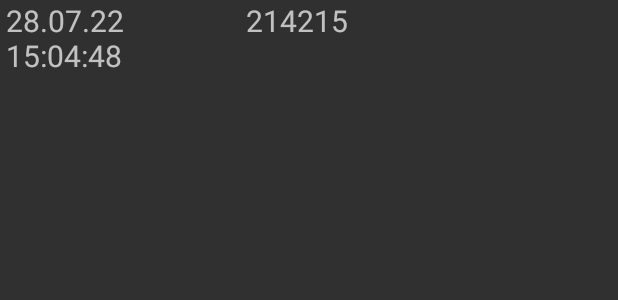
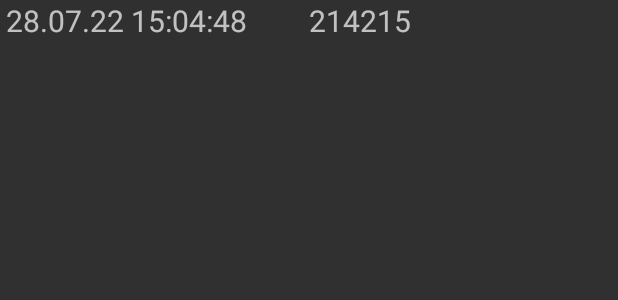
Before and after one commit to K2D2021/K2DBinarySearch, an Android app: the layout item_db_history.xml on its own in the app's theme, with its tools: preview values and no code run, on a phone screen of 412 x 824 dp. Shown: the top 300 px of the screen. Run offline under Robolectric (Android 15) with nearby library versions, the phone set to English and light mode, and no system bars.

Commit message:
Refactor fragment_game.xml for better displaying on all screen sizes.

```diff
--- a/app/src/main/res/layout/fragment_game.xml
+++ b/app/src/main/res/layout/fragment_game.xml
@@ -22,7 +22,8 @@
         <TextView
             android:id="@+id/guestextF"
             android:layout_width="match_parent"
-            android:layout_height="160dp"
+            android:layout_height="0dp"
+            android:layout_weight="1"
             android:fontFamily="@font/comfortaa_light"
             android:paddingHorizontal="3dp"
             android:textColor="@color/white"
@@ -103,8 +104,9 @@
         </LinearLayout>
 
         <FrameLayout
+            android:layout_weight="1"
             android:layout_width="match_parent"
-            android:layout_height="match_parent">
+            android:layout_height="0dp">
 
             <androidx.recyclerview.widget.RecyclerView
                 android:id="@+id/recyclerViewGameFragment"
--- a/app/src/main/res/layout/item_db_history.xml
+++ b/app/src/main/res/layout/item_db_history.xml
@@ -8,17 +8,20 @@
 
     <TextView
         android:id="@+id/dateTextView"
-        android:layout_width="160dp"
         android:layout_height="wrap_content"
         android:layout_marginStart="4dp"
+        android:layout_weight="1"
+        android:layout_width="0dp"
         android:textSize="20sp"
         tools:text="28.07.22 15:04:48" />
 
     <TextView
         android:id="@+id/descriptionTextView"
-        android:layout_width="wrap_content"
         android:layout_height="wrap_content"
+        android:layout_marginEnd="4dp"
+        android:layout_marginBottom="2dp"
+        android:layout_weight="1"
+        android:layout_width="0dp"
         android:textSize="20sp"
-        android:layout_marginBottom = "2dp"
         tools:text="214215 " />
 </LinearLayout>
--- a/app/src/main/res/values/strings.xml
+++ b/app/src/main/res/values/strings.xml
@@ -15,7 +15,7 @@
     <string name="i_knew_it_was">I knew it was</string>
     <string name="is_it_that_number">Is it</string>
     <string name="it_is">It is</string>
-    <string name="it_is_empty">Is it 1000000?</string>
+    <string name="it_is_empty">I knew it was 1000000! You soft human! Ha! Only 10 tries! Ha! Ha! Ha!</string>
     <string name="less">It less</string>
     <string name="new_game">New game</string>
     <string name="number">Number</string>
```
